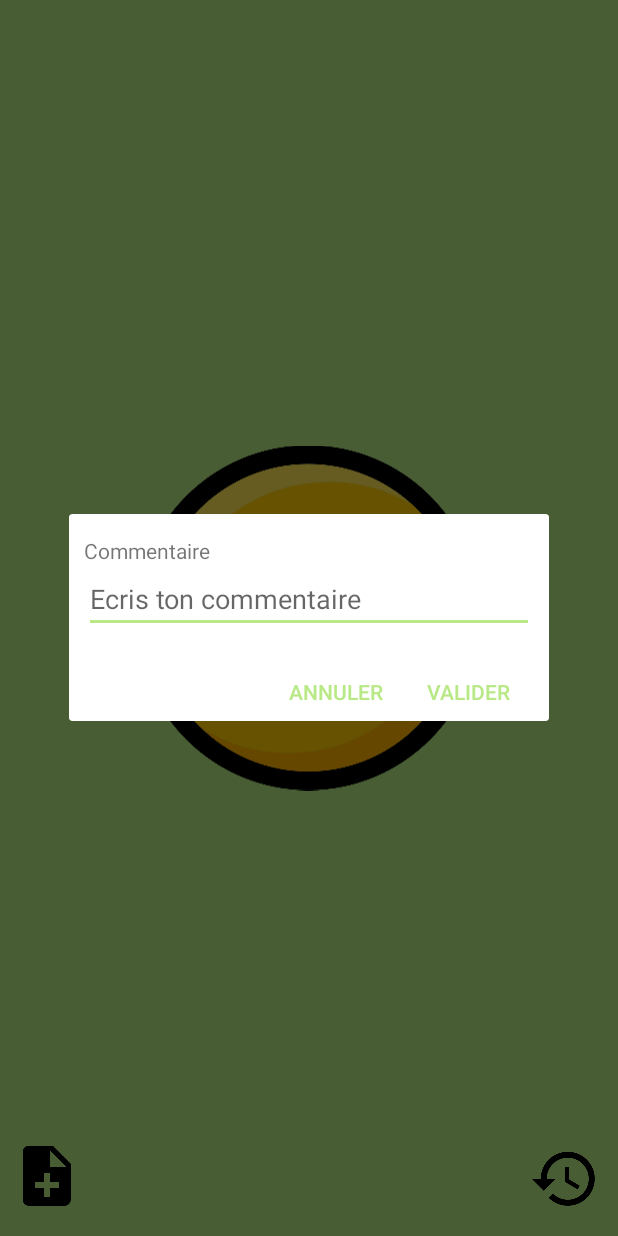
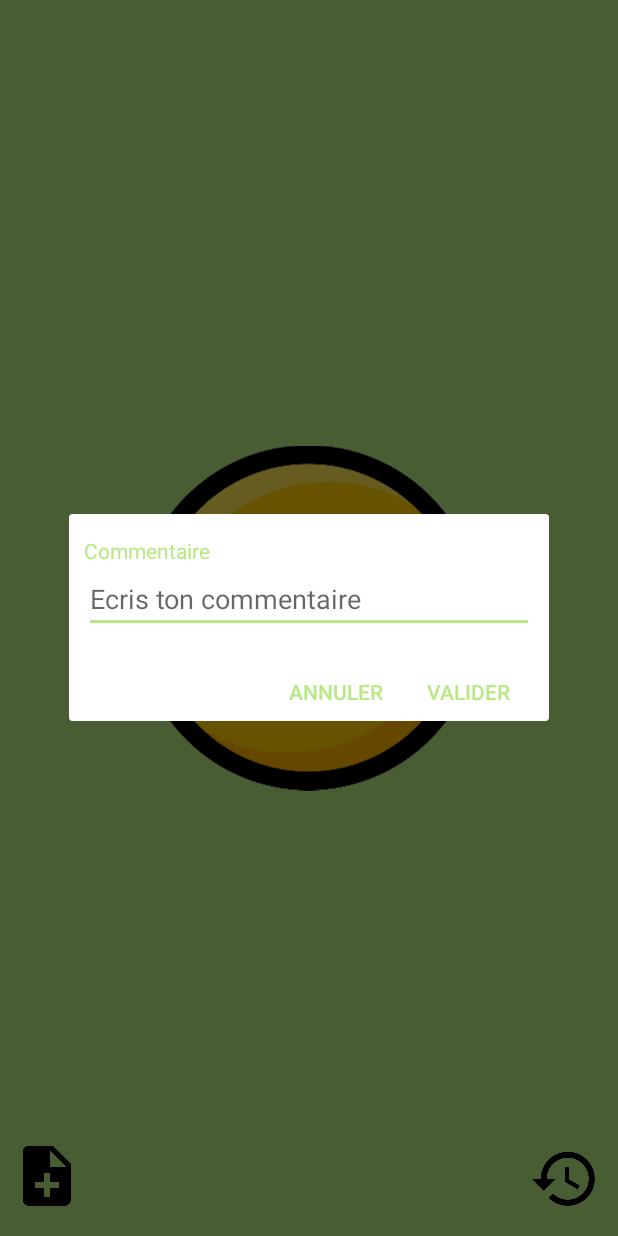
Before and after one commit to BenLscr/MoodTracker, an Android app: the screen it shows after launch (MainActivity), after a tap on an icon or button, on a phone screen of 412 x 824 dp. Run offline under Robolectric (Android 15) with nearby library versions, the phone set to English and light mode, and no system bars.

Commit message:
Add the current color on the text "Commentaire" in the dialog box

```diff
--- a/app/src/main/java/com/lescour/ben/moodtracker/Controller/MainActivity.java
+++ b/app/src/main/java/com/lescour/ben/moodtracker/Controller/MainActivity.java
@@ -13,6 +13,7 @@ import android.widget.EditText;
 import android.widget.FrameLayout;
 import android.widget.ImageButton;
 import android.widget.ImageView;
+import android.widget.TextView;
 
 import com.google.gson.Gson;
 import com.lescour.ben.moodtracker.Model.Mood;
@@ -116,6 +117,8 @@ public class MainActivity extends AppCompatActivity {
     public void addYourComment() {
         addComment = new Dialog(MainActivity.this);
         addComment.setContentView(R.layout.ic_add_comment);
+        TextView comment = (TextView) addComment.findViewById(R.id.comment);
+        comment.setTextColor(getResources().getColor(lst_mood.get(mMood.getLstPosition()).getColor()));
         commentInput = (EditText) addComment.findViewById(R.id.comment_input);
         currentComment();
         Button mCancel = (Button) addComment.findViewById(R.id.cancel);
--- a/app/src/main/res/layout/ic_add_comment.xml
+++ b/app/src/main/res/layout/ic_add_comment.xml
@@ -10,6 +10,7 @@
     android:layout_gravity="center">
 
     <TextView
+        android:id="@+id/comment"
         android:layout_width="wrap_content"
         android:layout_height="wrap_content"
         android:text="@string/comment"
```
